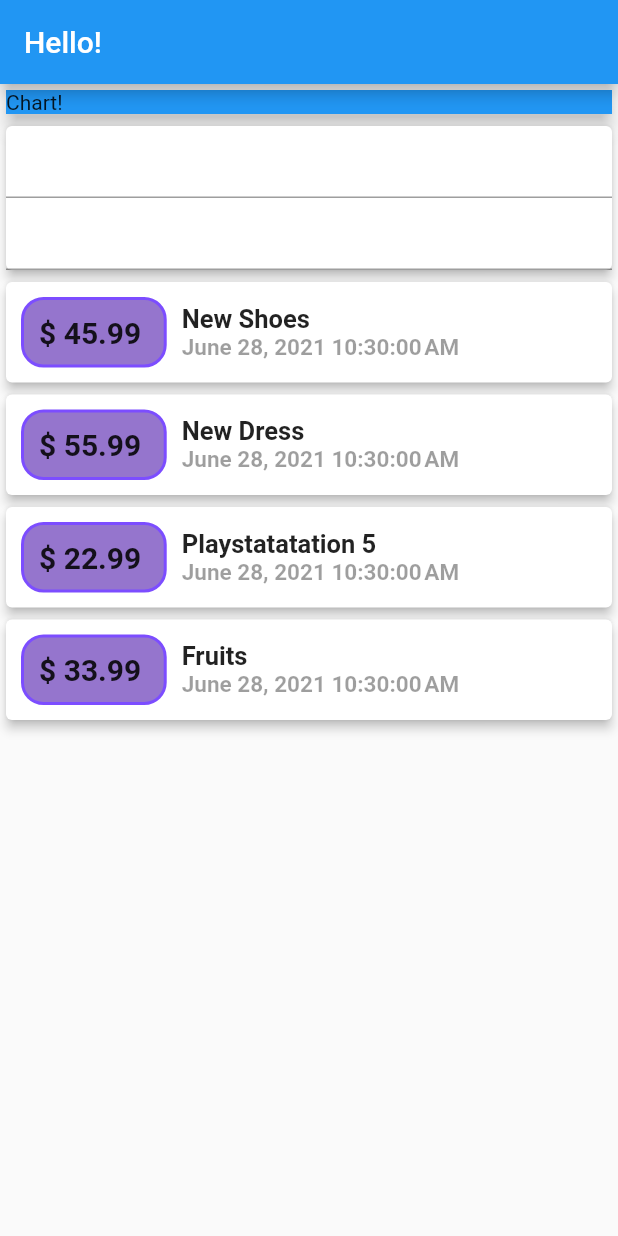
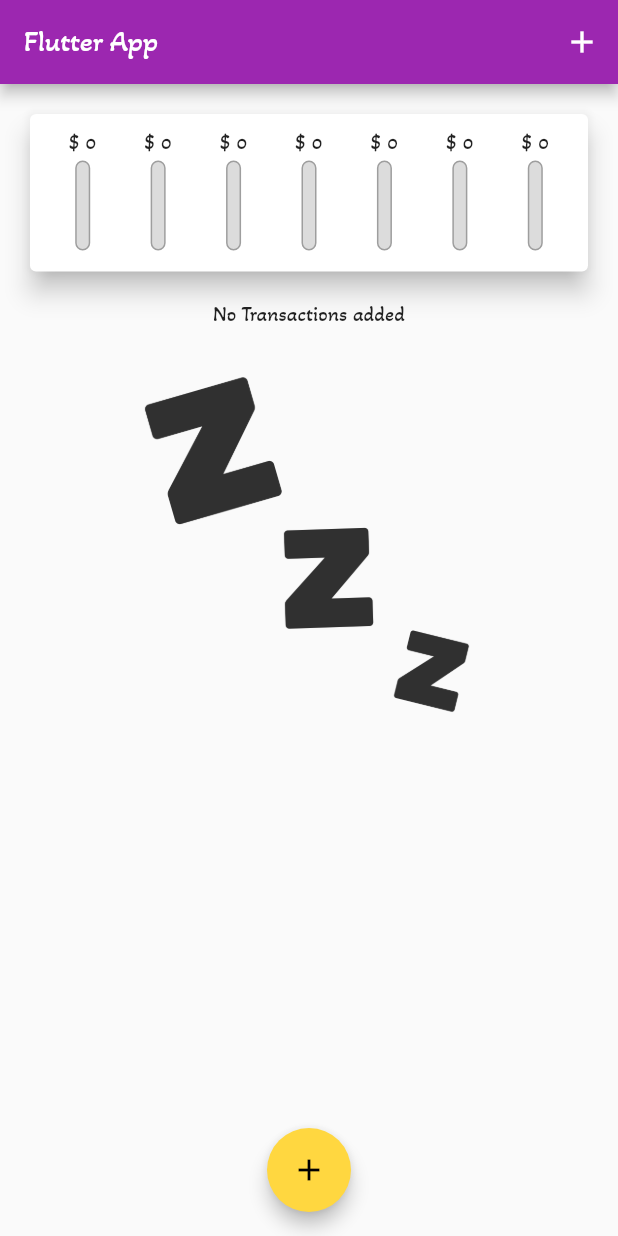
Before and after one commit to BugzTheBunny/expenses_manager_app, a Flutter app: the screen it shows after launch, on a phone screen of 412 x 824 dp. Run offline on Flutter 3.47's test engine with Material 2 defaults, Android fonts, the phone set to English and light mode, and no system bars.

Commit message:
almost done with the project

```diff
--- a/lib/main.dart
+++ b/lib/main.dart
@@ -1,106 +1,89 @@
 import 'package:flutter/material.dart';
-import './transaction.dart';
-import 'package:intl/intl.dart';
+import 'package:flutterc2/widgets/add_transaction.dart';
+import 'package:flutterc2/widgets/chart.dart';
+import 'package:flutterc2/widgets/transactions_list.dart';
+import 'models/transaction.dart';
 
 void main() => runApp(MyApp());
 
 class MyApp extends StatelessWidget {
   @override
   Widget build(BuildContext context) {
-    return MaterialApp(title: 'Flutter Demo', home: MyHomePage());
+    return MaterialApp(
+        title: 'My Expenses',
+        theme: ThemeData(
+            primarySwatch: Colors.purple,
+            accentColor: Colors.amberAccent,
+            fontFamily: 'AkayaKanadaka'),
+        home: MyHomePage());
   }
 }
 
-class MyHomePage extends StatelessWidget {
-  final List<Transtaction> transactions = [
-    Transtaction(
-        title: 'New Shoes', amount: 45.99, date: DateTime.now(), id: 't1'),
-    Transtaction(
-        title: 'New Dress', amount: 55.99, date: DateTime.now(), id: 't2'),
-    Transtaction(
-        title: 'Playstatatation 5',
-        amount: 22.99,
-        date: DateTime.now(),
-        id: 't3'),
-    Transtaction(title: 'Fruits', amount: 33.99, date: DateTime.now(), id: 't4')
-  ];
+class MyHomePage extends StatefulWidget {
+  @override
+  _MyHomePageState createState() => _MyHomePageState();
+}
+
+class _MyHomePageState extends State<MyHomePage> {
+  final List<Transaction> _userTransactions = [];
+  List<Transaction> get _recentTransactions {
+    return [
+      ..._userTransactions.where((tx) {
+        return tx.date.isAfter(DateTime.now().subtract(Duration(days: 7)));
+      }).toList()
+    ];
+  }
+
+  void _addNewTransaction(String txTitle, double txAmount) {
+    final newTx = Transaction(
+      title: txTitle,
+      amount: txAmount,
+      date: DateTime.now(),
+      id: DateTime.now().toString(),
+    );
+
+    setState(() {
+      _userTransactions.add(newTx);
+    });
+  }
+
+  void _startAddNewTransaction(BuildContext context) {
+    showModalBottomSheet(
+        context: context,
+        builder: (_) {
+          return GestureDetector(
+              child: NewTransaction(_addNewTransaction),
+              onTap: () {},
+              behavior: HitTestBehavior.opaque);
+        });
+  }
 
   @override
   Widget build(BuildContext context) {
     return Scaffold(
       appBar: AppBar(
-        title: Text('Hello!'),
+        title: Text('Flutter App'),
+        actions: [
+          IconButton(
+              onPressed: () => _startAddNewTransaction(context),
+              icon: Icon(Icons.add))
+        ],
       ),
-      body: Column(
-        mainAxisAlignment: MainAxisAlignment.start,
-        children: [
-          Card(
-            child: Container(
-              color: Colors.blue,
-              width: double.infinity,
-              child: Text(
-                'Chart!',
-              ),
-            ),
-            elevation: 5,
-          ),
-          Container(
-            child: Card(
-              elevation: 3,
-              child: Container(
-                child: Column(
-                  children: [
-                    TextField(),
-                    TextField(),
-                  ],
-                ),
-              ),
-            ),
-          ),
-          Column(
-              children: transactions.map((tx) {
-            return Card(
-              elevation: 3,
-              child: Row(
-                children: [
-                  Container(
-                    margin: EdgeInsets.all(10),
-                    decoration: BoxDecoration(
-                        borderRadius: BorderRadius.circular(15),
-                        color: Colors.deepPurple[300],
-                        border: Border.all(
-                          color: Colors.deepPurpleAccent,
-                          width: 2,
-                        )),
-                    padding: EdgeInsets.all(10),
-                    child: Text(
-                      '\$ ${tx.amount.toString()} ',
-                      style:
-                          TextStyle(fontSize: 20, fontWeight: FontWeight.bold),
-                    ),
-                  ),
-                  Column(
-                    crossAxisAlignment: CrossAxisAlignment.start,
-                    children: [
-                      Text(
-                        tx.title,
-                        style: TextStyle(
-                            fontWeight: FontWeight.bold, fontSize: 17),
-                      ),
-                      Text(
-                        DateFormat().format(tx.date),
-                        style: TextStyle(
-                            fontWeight: FontWeight.bold,
-                            fontSize: 15,
-                            color: Colors.black38),
-                      ),
-                    ],
-                  )
-                ],
-              ),
-            );
-          }).toList())
-        ],
+      body: SingleChildScrollView(
+        child: Column(
+          crossAxisAlignment: CrossAxisAlignment.stretch,
+          children: <Widget>[
+            Chart(_recentTransactions),
+            TransactionList(_userTransactions),
+          ],
+        ),
+      ),
+      floatingActionButtonLocation: FloatingActionButtonLocation.centerFloat,
+      floatingActionButton: FloatingActionButton(
+        child: Icon(Icons.add),
+        onPressed: () => _startAddNewTransaction(context),
+        elevation: 5,
+        backgroundColor: Theme.of(context).accentColor,
       ),
     );
   }
--- a/lib/transaction.dart
+++ b/lib/models/transaction.dart
@@ -1,11 +1,11 @@
-class Transtaction {
+class Transaction {
   // Just a class with normal dart language, will be used in the main app.
   final String id;
   final String title;
   final double amount;
   final DateTime date;
 
-  Transtaction(
+  Transaction(
       {required this.title,
       required this.amount,
       required this.date,
--- /dev/null
+++ b/lib/widgets/chart.dart
@@ -0,0 +1,58 @@
+import 'package:flutter/material.dart';
+import '../models/transaction.dart';
+import 'package:intl/intl.dart';
+import '../widgets/chart_bar.dart';
+
+class Chart extends StatelessWidget {
+  final List<Transaction> recentTransactions;
+  Chart(this.recentTransactions);
+  List<Map<String, Object>> get groupedTransactionValues {
+    return List.generate(7, (index) {
+      final weekDay = DateTime.now().subtract(Duration(days: index));
+      var totalSum = 0.0;
+      for (var i = 0; i < recentTransactions.length; i++) {
+        if (recentTransactions[i].date.day == weekDay.day &&
+            recentTransactions[i].date.month == weekDay.month &&
+            recentTransactions[i].date.year == weekDay.year)
+          totalSum += recentTransactions[i].amount;
+      }
+      return {
+        'day': DateFormat.E().format(weekDay).substring(0, 1),
+        'amount': totalSum,
+      };
+    });
+  }
+
+  double get totalSpending {
+    return groupedTransactionValues.fold(0.0, (sum, item) {
+      return sum + double.parse(item['amount'].toString());
+    });
+  }
+
+  @override
+  Widget build(BuildContext context) {
+    return Card(
+      elevation: 7,
+      margin: EdgeInsets.all(20),
+      child: Container(
+        padding: EdgeInsets.all(10),
+        child: Row(
+          mainAxisAlignment: MainAxisAlignment.spaceAround,
+          children: [
+            ...groupedTransactionValues.map((data) {
+              return Flexible(
+                fit: FlexFit.tight,
+                child: ChartBar(
+                    data['day'] as String,
+                    data['amount'] as double,
+                    totalSpending == 0.0
+                        ? 0.0
+                        : ((data['amount'] as double) / totalSpending)),
+              );
+            }).toList()
+          ],
+        ),
+      ),
+    );
+  }
+}
--- /dev/null
+++ b/lib/widgets/chart_bar.dart
@@ -0,0 +1,46 @@
+import 'package:flutter/material.dart';
+
+class ChartBar extends StatelessWidget {
+  final String label;
+  final double spendingAmount;
+  final double spendingPctOfTotal;
+  ChartBar(this.label, this.spendingAmount, this.spendingPctOfTotal);
+
+  @override
+  Widget build(BuildContext context) {
+    return Column(
+      children: [
+        FittedBox(child: Text('\$ ${spendingAmount.toStringAsFixed(0)}')),
+        SizedBox(
+          height: 4,
+        ),
+        Container(
+          height: 60,
+          width: 10,
+          child: Stack(
+            children: [
+              Container(
+                decoration: BoxDecoration(
+                    border: Border.all(color: Colors.grey, width: 1.0),
+                    color: Color.fromRGBO(220, 220, 220, 1),
+                    borderRadius: BorderRadius.circular(10)),
+              ),
+              FractionallySizedBox(
+                heightFactor: spendingPctOfTotal,
+                child: Container(
+                  decoration: BoxDecoration(
+                    color: Theme.of(context).primaryColor,
+                    borderRadius: BorderRadius.circular(10),
+                  ),
+                ),
+              )
+            ],
+          ),
+        ),
+        SizedBox(
+          height: 4,
+        )
+      ],
+    );
+  }
+}
--- /dev/null
+++ b/lib/widgets/transactions_list.dart
@@ -0,0 +1,82 @@
+import 'package:flutter/material.dart';
+import '../models/transaction.dart';
+import 'package:intl/intl.dart';
+
+class TransactionList extends StatelessWidget {
+  final List<Transaction> transactions;
+
+  TransactionList(this.transactions);
+
+  @override
+  Widget build(BuildContext context) {
+    return Container(
+      height: 300,
+      child: transactions.isEmpty
+          ? Column(
+              children: [
+                Text('No Transactions added'),
+                SizedBox(
+                  height: 20,
+                ),
+                Container(
+                  height: 250,
+                  child: Image.asset(
+                    'assets/images/zzz.png',
+                    fit: BoxFit.cover,
+                  ),
+                )
+              ],
+            )
+          : ListView.builder(
+              itemBuilder: (ctx, index) {
+                return Card(
+                  child: Row(
+                    children: <Widget>[
+                      Container(
+                        margin: EdgeInsets.symmetric(
+                          vertical: 10,
+                          horizontal: 15,
+                        ),
+                        decoration: BoxDecoration(
+                          border: Border.all(
+                            color: Theme.of(context).primaryColorLight,
+                            width: 2,
+                          ),
+                        ),
+                        padding: EdgeInsets.all(10),
+                        child: Text(
+                          '\$${transactions[index].amount.toStringAsFixed(2)}',
+                          style: TextStyle(
+                            fontWeight: FontWeight.bold,
+                            fontSize: 20,
+                            color: Theme.of(context).primaryColor,
+                          ),
+                        ),
+                      ),
+                      Column(
+                        crossAxisAlignment: CrossAxisAlignment.start,
+                        children: <Widget>[
+                          Text(
+                            transactions[index].title,
+                            style: TextStyle(
+                              fontSize: 16,
+                              fontWeight: FontWeight.bold,
+                            ),
+                          ),
+                          Text(
+                            DateFormat.yMMMd().format(transactions[index].date),
+                            style: TextStyle(
+                              color: Colors.grey,
+                            ),
+                          ),
+                        ],
+                      ),
+                    ],
+                  ),
+                );
+              },
+              itemCount: transactions.length,
+            ),
+    );
+  }
+}
```
Also changed, not shown: lib/widgets/add_transaction.dart (added, +62 -0 lines), pubspec.yaml (+6 -14 lines), assets/fonts/AkayaKanadaka-Regular.ttf (added), assets/images/zzz.png (added), 1 other file.
